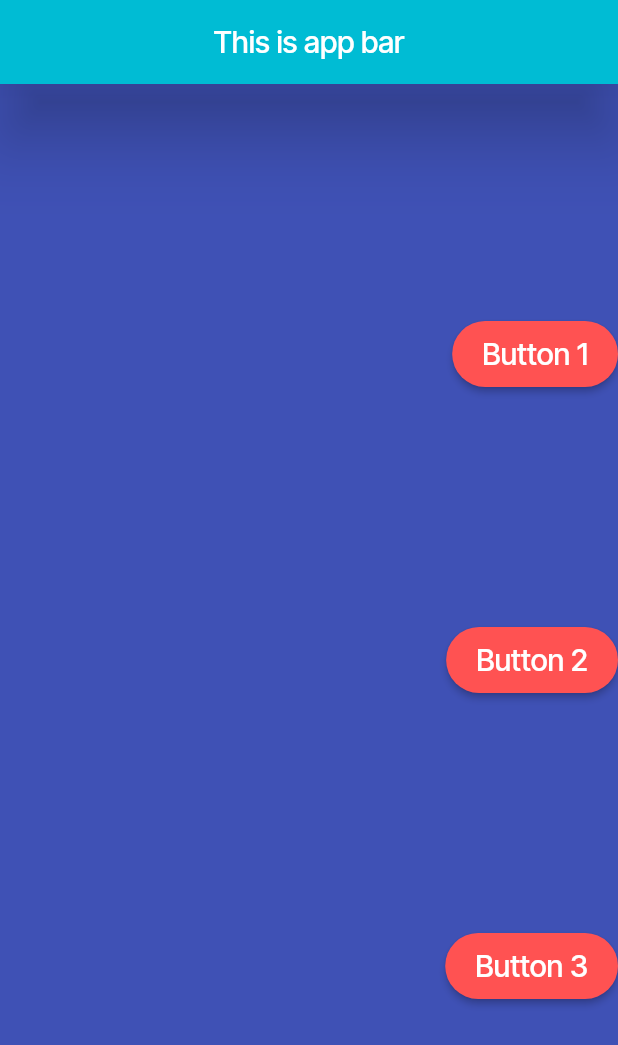
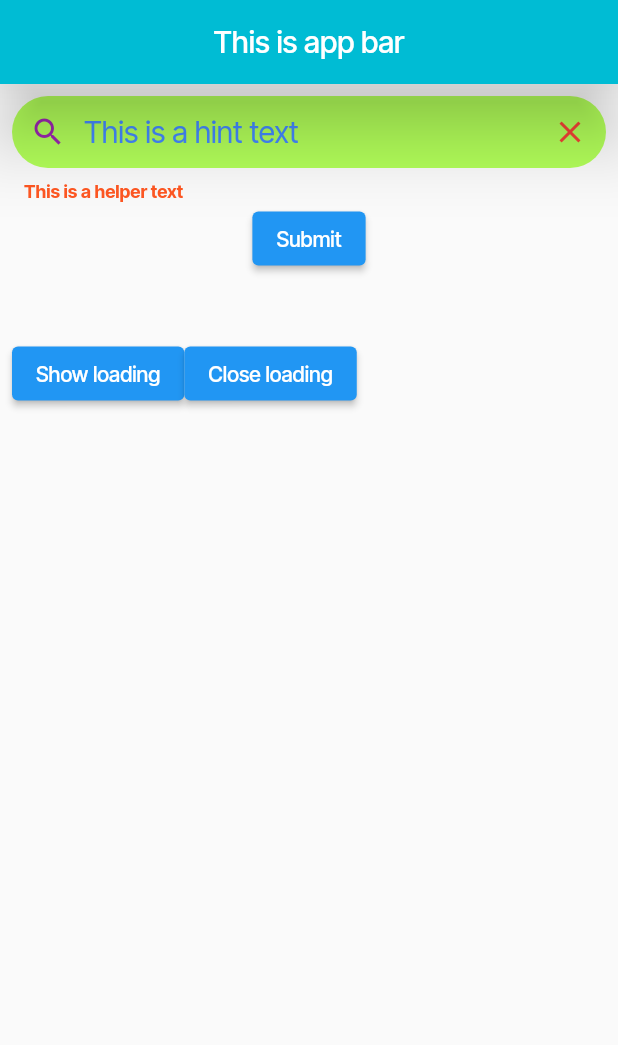
Before and after one commit to BaoLam2610/Flutter-Tutorial, a Flutter app: the screen it shows after launch, on a phone screen of 412 x 824 dp. Shown: the top 1045 px of the screen. Run offline on Flutter 3.47's test engine with Material 2 defaults, Android fonts, the phone set to English and light mode, and no system bars.

Commit message:
add demo app bar, ui, expanded, flexible, text field

```diff
--- a/lib/components/demo_row_column.dart
+++ /dev/null
@@ -1,47 +0,0 @@
-import 'package:flutter/material.dart';
-import 'package:tutorial/components/demo_button.dart';
-
-class RowWidget extends StatelessWidget {
-  const RowWidget({super.key});
-
-  @override
-  Widget build(BuildContext context) {
-    return Container(
-      color: Colors.indigo,
-      width: double.infinity,
-      height: 400,
-      child: const Row(
-        mainAxisSize: MainAxisSize.max,
-        mainAxisAlignment: MainAxisAlignment.spaceAround,
-        crossAxisAlignment: CrossAxisAlignment.center,
-        children: [
-          ButtonWithTextWidget("Button 1"),
-          ButtonWithTextWidget("Button 2"),
-          ButtonWithTextWidget("Button 3"),
-        ],
-      ),
-    );
-  }
-}
-
-class ColumnWidget extends StatelessWidget {
-  const ColumnWidget({super.key});
-
-  @override
-  Widget build(BuildContext context) {
-    return Container(
-      color: Colors.indigo,
-      width: double.infinity,
-      child: const Column(
-        mainAxisSize: MainAxisSize.max,
-        mainAxisAlignment: MainAxisAlignment.spaceEvenly,
-        crossAxisAlignment: CrossAxisAlignment.end,
-        children: [
-          ButtonWithTextWidget("Button 1"),
-          ButtonWithTextWidget("Button 2"),
-          ButtonWithTextWidget("Button 3"),
-        ],
-      ),
-    );
-  }
-}
--- /dev/null
+++ b/lib/components/demo_text_field.dart
@@ -0,0 +1,138 @@
+import 'package:flutter/material.dart';
+import 'package:tutorial/main.dart';
+
+class TextFieldWidget extends StatefulWidget {
+  const TextFieldWidget({super.key});
+
+  @override
+  State<TextFieldWidget> createState() => _TextFieldWidgetState();
+}
+
+class _TextFieldWidgetState extends State<TextFieldWidget> {
+  final TextEditingController controller = TextEditingController();
+  late bool isLoading;
+
+  @override
+  void initState() {
+    super.initState();
+    isLoading = false;
+  }
+
+  void setText(String value) {
+    setState(() {
+      controller.text = value;
+    });
+  }
+
+  void setLoading(bool loading) {
+    setState(() {
+      isLoading = loading;
+    });
+  }
+
+  @override
+  Widget build(BuildContext context) {
+    debugPrint("lamnb:reload ui");
+    const borderInputField = OutlineInputBorder(
+      borderSide: BorderSide(
+        color: Colors.transparent,
+        // width: 2,
+        // style: BorderStyle.solid,
+        // strokeAlign: BorderSide.strokeAlignOutside,
+      ),
+      borderRadius: BorderRadius.all(Radius.circular(30)),
+    );
+    return Padding(
+      padding: const EdgeInsets.all(8.0),
+      child: Column(
+        children: [
+          TextField(
+            controller: controller,
+            onChanged: (value) {
+              debugPrint("lamnb:${controller.text}");
+              setText(value);
+            },
+            style: const TextStyle(
+              color: Colors.redAccent,
+              fontSize: 20,
+            ),
+            decoration: const InputDecoration(
+              // labelText: "This is a label",
+              // label: Text(
+              //   "This is a label",
+              //   style: TextStyle(color: Colors.green),
+              // ),
+              helperText: "This is a helper text",
+              helperStyle: TextStyle(
+                color: Colors.deepOrange,
+                fontWeight: FontWeight.bold,
+              ),
+              hintText: "This is a hint text",
+              hintStyle: TextStyle(
+                color: Colors.blueAccent,
+              ),
+              prefixIcon: Icon(Icons.search),
+              prefixIconColor: Colors.purple,
+              suffixIcon: Icon(Icons.close),
+              suffixIconColor: Colors.red,
+              filled: true,
+              fillColor: Colors.lightGreenAccent,
+              focusedBorder: borderInputField,
+              enabledBorder: borderInputField,
+              // focusedBorder: InputBorder.none,
+              // enabledBorder: InputBorder.none,
+              contentPadding: EdgeInsets.all(8),
+              // errorText: "This a error text"
+            ),
+            // textInputAction: TextInputAction.newline,
+            keyboardType: TextInputType.multiline,
+            textAlign: TextAlign.start,
+            maxLines: 3,
+            minLines: 1,
+          ),
+          ElevatedButton(
+            onPressed: () {
+              debugPrint("lamnb:${controller.text}");
+              setState(() {
+
+              });
+            },
+            child: const Text("Submit"),
+          ),
+          NumberWidget(controller.text),
+          Row(
+            children: [
+              ElevatedButton(
+                onPressed: () {
+                  setLoading(true);
+                },
+                child: const Text("Show loading"),
+              ),
+              ElevatedButton(
+                onPressed: () {
+                  setLoading(false);
+                },
+                child: const Text("Close loading"),
+              ),
+            ],
+          ),
+          LoadingDialog(isLoading)
+        ],
+      ),
+    );
+  }
+}
+
+class NumberWidget extends StatelessWidget {
+  const NumberWidget(this.number, {super.key});
+
+  final String number;
+
+  @override
+  Widget build(BuildContext context) {
+    return Text(
+      number,
+      style: const TextStyle(color: Colors.red, fontSize: 35),
+    );
+  }
+}
--- a/lib/main.dart
+++ b/lib/main.dart
@@ -1,10 +1,10 @@
 import 'package:flutter/material.dart';
-import 'package:tutorial/components/demo_button.dart';
-import 'package:tutorial/components/demo_container.dart';
-import 'package:tutorial/components/demo_row_column.dart';
-import 'package:tutorial/components/demo_sized_box.dart';
-
-import 'components/demo_text.dart';
+import 'package:tutorial/components/demo_app_bar.dart';
+import 'package:tutorial/components/demo_row_column_expanded_flexible.dart';
+import 'package:tutorial/components/demo_stack.dart';
+import 'package:tutorial/components/demo_text_field.dart';
+import 'package:tutorial/ui/intro_screen.dart';
+import 'package:tutorial/ui/login_screen.dart';
 
 void main() {
   runApp(
@@ -12,7 +12,31 @@ void main() {
       theme: ThemeData(
         fontFamily: "InterTight", // config all text font family
       ),
-      home: SafeArea(
+      home:
+          // const DemoAppBar(),
+      // const DemoUI(),
+      const DemoWidget(),
+      debugShowCheckedModeBanner: false,
+    ),
+  );
+}
+
+class DemoAppBar extends StatelessWidget {
+  const DemoAppBar({super.key});
+
+  @override
+  Widget build(BuildContext context) {
+    return const AppBarWidget();
+  }
+}
+
+
+class DemoWidget extends StatelessWidget {
+  const DemoWidget({super.key});
+
+  @override
+  Widget build(BuildContext context) {
+    return SafeArea(
       child: Scaffold(
         appBar: AppBar(
           elevation: 20,
@@ -20,7 +44,12 @@ void main() {
           title: const Text("This is app bar"),
           backgroundColor: Colors.cyan,
         ),
-          body: ColumnWidget(),
+        body:
+          TextFieldWidget(),
+          // FlexibleWidget(),
+        //StackWidget(),
+        //ExpandedWidget(),
+        //ColumnWidget(),
         // SizedBoxWidget(),
         /*const Column(
             children: [
@@ -42,10 +71,21 @@ void main() {
             ],
           ),*/
       ),
-      ),
-      debugShowCheckedModeBanner: false,
-    ),
     );
+  }
+}
+
+class DemoUI extends StatelessWidget {
+  const DemoUI({super.key});
+
+  @override
+  Widget build(BuildContext context) {
+    return const Scaffold(
+      body:
+        IntroScreen(),
+      // LoginWidget(),
+    );
+  }
 }
 
 class LoadingDialog extends StatelessWidget {
```
Also changed, not shown: lib/components/demo_app_bar.dart (added, +26 -0 lines), lib/components/demo_row_column_expanded_flexible.dart (added, +111 -0 lines), lib/components/demo_stack.dart (added, +57 -0 lines), lib/ui/intro_screen.dart (added, +54 -0 lines), lib/ui/login_screen.dart (added, +122 -0 lines). Lines whose indentation alone changed are shown as unchanged.
